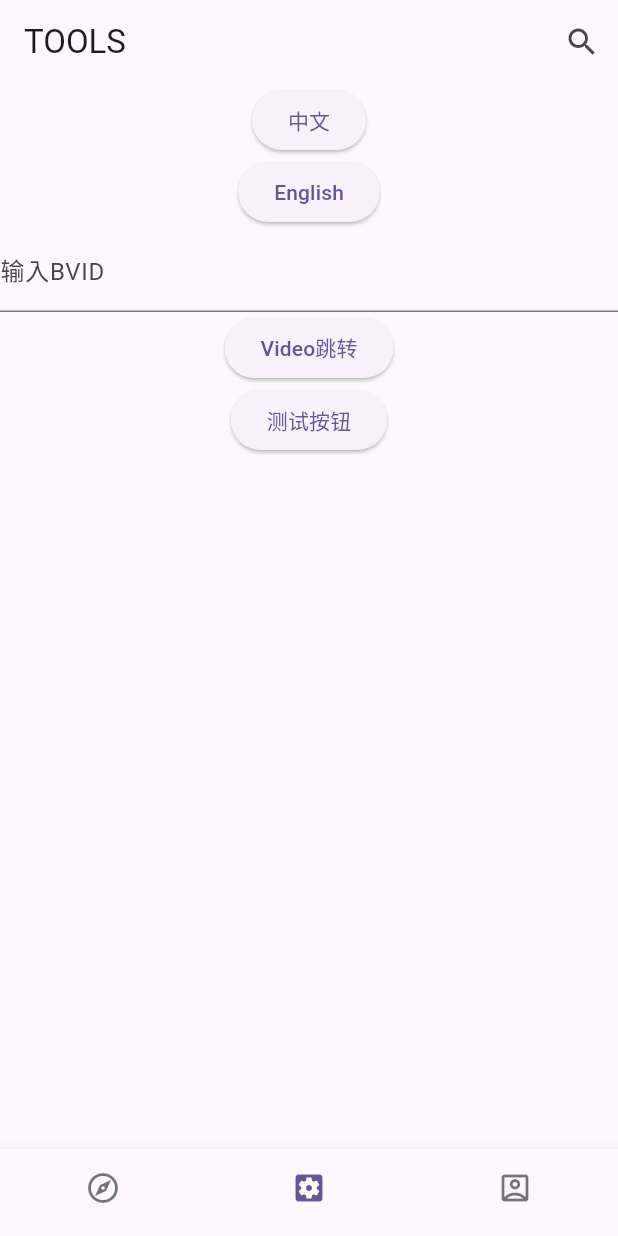
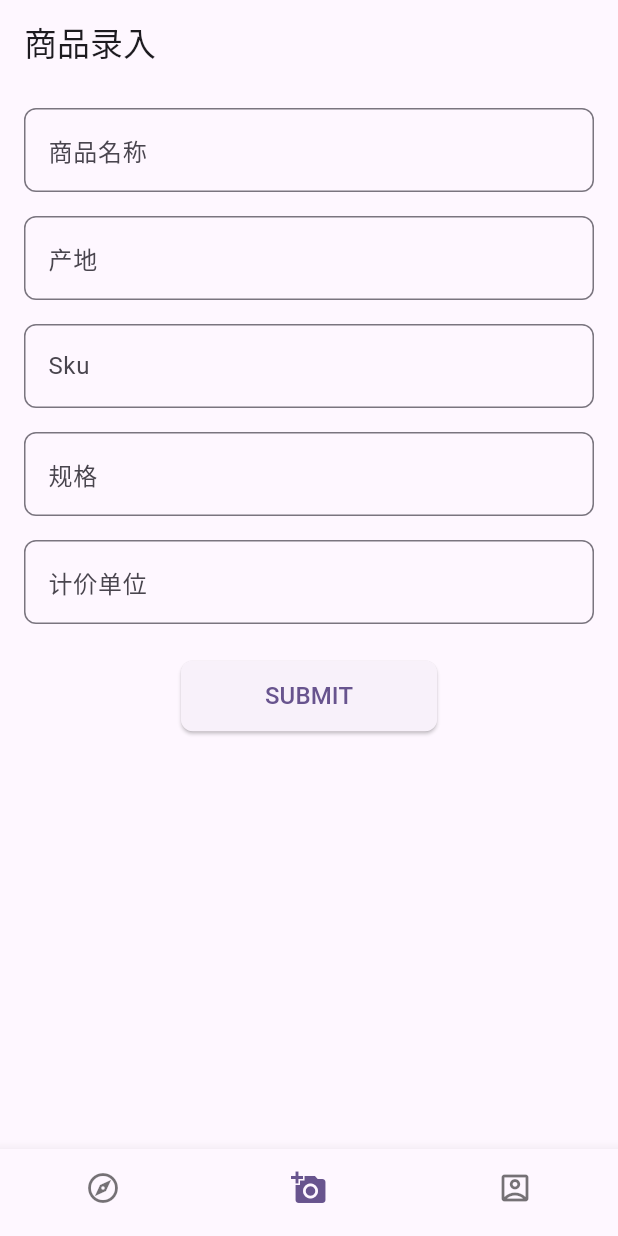
Before and after one commit to oooldwei/app, a Flutter app: the screen it shows after launch, swiped to page 2, on a phone screen of 412 x 824 dp. Run offline on Flutter 3.47's test engine with Material 3 defaults, Android fonts, the phone set to English and light mode, and no system bars; our stand-ins replace audioplayers, cookie_jar, dio, dio_cookie_manager, get, hive and 1 more; accounts and stored records are empty; network calls fail.

Commit message:
add product and demo view

```diff
--- a/lib/core/router/navigation.dart
+++ b/lib/core/router/navigation.dart
@@ -1,10 +1,10 @@
 import 'package:app/view/discover/view.dart';
+import 'package:app/view/product/view.dart';
 import 'package:app/view/profile/view.dart';
-import 'package:app/view/tools/view.dart';
 import 'package:flutter/material.dart';
 
 // 导航名称
-List<String> bottomNavigationTabTitles = ['discover', 'tools', 'profile'];
+List<String> bottomNavigationTabTitles = ['discover', 'product', 'profile'];
 // 导航按钮
 List<BottomNavigationBarItem> bottomNavigationTabs = <BottomNavigationBarItem>[
   const BottomNavigationBarItem(
@@ -18,12 +18,12 @@ List<BottomNavigationBarItem> bottomNavigationTabs = <BottomNavigationBarItem>[
   ),
   const BottomNavigationBarItem(
     icon: Icon(
-      Icons.settings_applications_outlined,
+      Icons.add_a_photo_outlined,
     ),
     activeIcon: Icon(
-      Icons.settings_applications,
+      Icons.add_a_photo,
     ),
-    label: '工具',
+    label: '商品',
   ),
   const BottomNavigationBarItem(
     icon: Icon(
@@ -40,7 +40,7 @@ List<BottomNavigationBarItem> bottomNavigationTabs = <BottomNavigationBarItem>[
 List<Widget> buildPageView() {
   return const <Widget>[
     DiscoverPage(),
-    ToolsPage(),
+    ProductPage(),
     ProfilePage(),
   ];
 }
--- a/lib/core/router/pages.dart
+++ b/lib/core/router/pages.dart
@@ -5,13 +5,15 @@ import 'package:app/view/application/view.dart';
 import 'package:app/view/discover/binding.dart';
 import 'package:app/view/discover/view.dart';
 import 'package:app/view/login/binding.dart';
+import 'package:app/view/login/view.dart';
+import 'package:app/view/product/binding.dart';
+import 'package:app/view/product/view.dart';
 import 'package:app/view/profile/binding.dart';
 import 'package:app/view/profile/view.dart';
 import 'package:app/view/tools/binding.dart';
 import 'package:app/view/tools/view.dart';
 import 'package:app/view/video/binding.dart';
 import 'package:app/view/video/view.dart';
-import 'package:app/view/login/view.dart';
 import 'package:flutter/material.dart';
 import 'package:get/get.dart';
 
@@ -49,5 +51,10 @@ class AppPages {
       page: () => const VideoPage(),
       binding: VideoBinding(),
     ),
+    GetPage(
+      name: AppRoutes.product,
+      page: () => const ProductPage(),
+      binding: ProductBinding(),
+    ),
   ];
 }
--- a/lib/core/router/routes.dart
+++ b/lib/core/router/routes.dart
@@ -3,6 +3,7 @@ class AppRoutes {
   static const login = '/login';
   static const profile = '/profile';
   static const discover = '/discover';
+  static const product = '/product';
   static const tools = '/tools';
   static const video = '/video';
   static const notFound = '/404';
--- a/lib/core/translations/en_US.dart
+++ b/lib/core/translations/en_US.dart
@@ -1,9 +1,11 @@
 const Map<String, String> enUS = {
   'discover': 'DISCOVER',
   'tools': 'TOOLS',
+  'product': 'PRODUCT',
   'profile': 'PROFILE',
   'cancel': 'CANCEL',
   'confirm': 'CONFIRM',
+  'submit': 'SUBMIT',
   'logout_confirm_dialog_title': 'Logout Confirm',
   'logout_confirm_dialog_content': 'Are you sure you want to log out?',
 };
--- a/lib/core/translations/zh_CN.dart
+++ b/lib/core/translations/zh_CN.dart
@@ -1,9 +1,11 @@
 const Map<String, String> zhCN = {
   'discover': '发现',
   'tools': '工具',
+  'product': '商品',
   'profile': '我的',
   'cancel': '取消',
   'confirm': '确认',
+  'submit': '提交',
   'logout_confirm_dialog_title': '确认退出',
   'logout_confirm_dialog_content': '您确定要退出登录吗？',
 };
--- a/lib/view/application/binding.dart
+++ b/lib/view/application/binding.dart
@@ -1,7 +1,7 @@
 import 'package:app/view/application/controller.dart';
 import 'package:app/view/discover/controller.dart';
+import 'package:app/view/product/controller.dart';
 import 'package:app/view/profile/controller.dart';
-import 'package:app/view/tools/binding.dart';
 import 'package:app/view/tools/controller.dart';
 import 'package:app/view/video/controller.dart';
 import 'package:get/get.dart';
@@ -14,5 +14,6 @@ class ApplicationBinding implements Bindings {
     Get.lazyPut<ToolsController>(() => ToolsController());
     Get.lazyPut<VideoController>(() => VideoController());
     Get.lazyPut<ProfileController>(() => ProfileController());
+    Get.lazyPut<ProductController>(() => ProductController());
   }
 }
--- a/lib/view/application/view.dart
+++ b/lib/view/application/view.dart
@@ -1,5 +1,4 @@
 import 'package:app/core/router/navigation.dart';
-import 'package:app/core/util/logger.dart';
 import 'package:app/view/application/controller.dart';
 import 'package:flutter/material.dart';
 import 'package:get/get.dart';
@@ -49,7 +48,7 @@ class ApplicationPage extends GetView<ApplicationController> {
   @override
   Widget build(BuildContext context) {
     return Scaffold(
-      appBar: _buildAppBar(),
+      // appBar: _buildAppBar(),
       body: _buildPageView(),
       bottomNavigationBar: _buildBottomNavigationBar(),
     );
--- /dev/null
+++ b/lib/view/demo/state.dart
@@ -0,0 +1,5 @@
+import 'package:get/get.dart';
+
+class DemoState {
+  Rx<String> demo = "".obs;
+}
--- a/lib/view/discover/state.dart
+++ b/lib/view/discover/state.dart
@@ -1,2 +1,7 @@
+import 'package:app/api/model/zhyx/hypermarket.dart';
+import 'package:get/get.dart';
+
 class DiscoverState {
+  Rx<List<Hypermarket>> hypermarketList =
+      Rx<List<Hypermarket>>(List.empty(growable: true));
 }
--- /dev/null
+++ b/lib/view/product/binding.dart
@@ -0,0 +1,9 @@
+import 'package:app/view/product/controller.dart';
+import 'package:get/get.dart';
+
+class ProductBinding implements Bindings {
+  @override
+  void dependencies() {
+    Get.lazyPut<ProductController>(() => ProductController());
+  }
+}
--- /dev/null
+++ b/lib/view/product/controller.dart
@@ -0,0 +1,38 @@
+import 'package:app/core/util/logger.dart';
+import 'package:app/view/product/state.dart';
+import 'package:flutter/material.dart';
+import 'package:get/get.dart';
+
+class ProductController extends GetxController {
+  ProductController();
+
+  final state = ProductState();
+
+  final formKey = GlobalKey<FormState>();
+
+  final TextEditingController nameController = TextEditingController();
+  final TextEditingController placeOriginController = TextEditingController();
+  final TextEditingController skuController = TextEditingController();
+  final TextEditingController normController = TextEditingController();
+  final TextEditingController unitController = TextEditingController();
+  final TextEditingController imageController = TextEditingController();
+
+  void submitForm() {
+    // 表单提交逻辑
+    logger.i("Name: ${nameController.text}");
+    logger.i("Place of Origin: ${placeOriginController.text}");
+    logger.i("SKU: ${skuController.text}");
+    logger.i("Norm: ${normController.text}");
+    logger.i("Unit: ${unitController.text}");
+  }
+
+  @override
+  void onClose() {
+    nameController.dispose();
+    placeOriginController.dispose();
+    skuController.dispose();
+    normController.dispose();
+    unitController.dispose();
+    super.onClose();
+  }
+}
--- /dev/null
+++ b/lib/view/product/state.dart
@@ -0,0 +1,5 @@
+import 'package:get/get.dart';
+
+class ProductState {
+  Rx<String> audioUrl = "".obs;
+}
--- /dev/null
+++ b/lib/view/product/view.dart
@@ -0,0 +1,94 @@
+import 'package:app/view/product/controller.dart';
+import 'package:flutter/material.dart';
+import 'package:get/get.dart';
+
+class ProductPage extends GetView<ProductController> {
+  const ProductPage({super.key});
+
+  @override
+  Widget build(BuildContext context) {
+    return GestureDetector(
+      onTap: () => FocusScope.of(context).unfocus(),
+      child: Scaffold(
+        appBar: AppBar(
+          title: const Text('商品录入'),
+        ),
+        body: SingleChildScrollView(
+          padding: const EdgeInsets.all(16.0),
+          child: Form(
+            key: controller.formKey,
+            child: Column(
+              crossAxisAlignment: CrossAxisAlignment.start,
+              children: [
+                _buildTextFormField(
+                  controller: controller.nameController,
+                  labelText: '商品名称',
+                  validator: (value) {
+                    if (value == null || value.isEmpty) {
+                      return 'Please enter product name';
+                    }
+                    return null;
+                  },
+                ),
+                const SizedBox(height: 16.0),
+                _buildTextFormField(
+                  controller: controller.placeOriginController,
+                  labelText: '产地',
+                ),
+                const SizedBox(height: 16.0),
+                _buildTextFormField(
+                  controller: controller.skuController,
+                  labelText: 'Sku',
+                ),
+                const SizedBox(height: 16.0),
+                _buildTextFormField(
+                  controller: controller.normController,
+                  labelText: '规格',
+                ),
+                const SizedBox(height: 16.0),
+                _buildTextFormField(
+                  controller: controller.unitController,
+                  labelText: '计价单位',
+                ),
+                const SizedBox(height: 24.0),
+                Center(
+                  child: ElevatedButton(
+                    onPressed: controller.submitForm,
+                    style: ElevatedButton.styleFrom(
+                      shape: RoundedRectangleBorder(
+                        borderRadius: BorderRadius.circular(8.0),
+                      ),
+                    ),
+                    child: Padding(
+                      padding: const EdgeInsets.symmetric(
+                          horizontal: 32.0, vertical: 12.0),
+                      child: Text('submit'.tr,
+                          style: const TextStyle(fontSize: 16.0)),
+                    ),
+                  ),
+                ),
+              ],
+            ),
+          ),
+        ),
+      ),
+    );
+  }
+
+  Widget _buildTextFormField({
+    required TextEditingController controller,
+    required String labelText,
+    String? Function(String?)? validator,
+  }) {
+    return TextFormField(
+      controller: controller,
+      decoration: InputDecoration(
+        labelText: labelText,
+        border: OutlineInputBorder(
+          borderRadius: BorderRadius.circular(8.0),
+        ),
+      ),
+      validator: validator,
+    );
+  }
+}
```
Also changed, not shown: lib/api/model/zhyx/hypermarket.dart (+8 -0 lines), lib/view/demo/binding.dart (added, +9 -0 lines), lib/view/demo/controller.dart (added, +8 -0 lines), lib/view/demo/view.dart (added, +19 -0 lines), lib/view/discover/controller.dart (+7 -4 lines), lib/view/discover/view.dart (+24 -15 lines), lib/widget/tile.dart (renamed from lib/view/discover/tile.dart).
